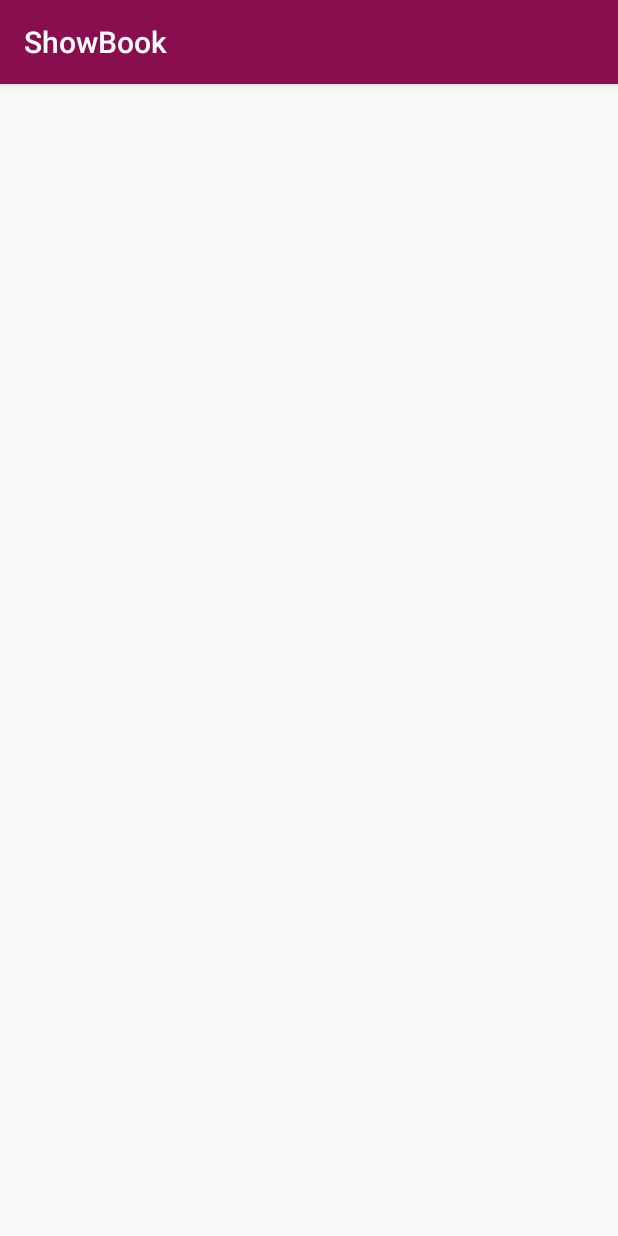
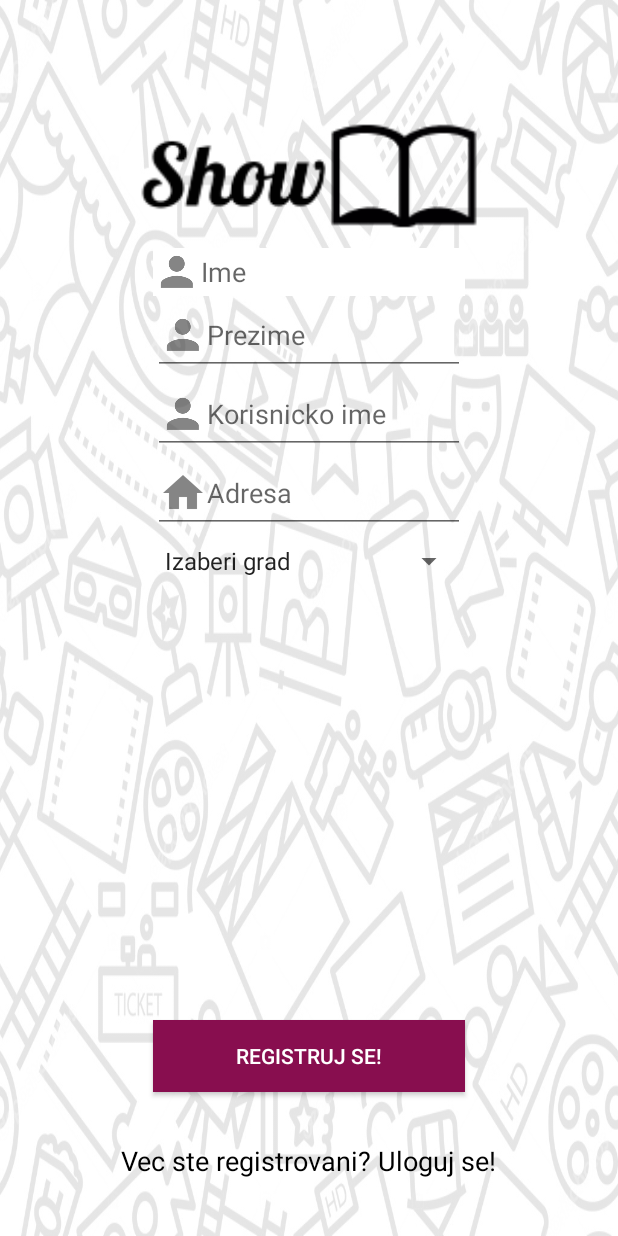
Before and after one commit to tamaramrksic/PMA, an Android app: the RegisterActivity screen opened directly, with no data from a screen before it, on a phone screen of 412 x 824 dp. Run offline under Robolectric (Android 15) with nearby library versions, the phone set to English and light mode, and no system bars.

Commit message:
Implemented GUI for user registration. #2

```diff
--- a/app/src/main/AndroidManifest.xml
+++ b/app/src/main/AndroidManifest.xml
@@ -12,14 +12,15 @@
         <activity android:name=".MainActivity"></activity>
         <activity
             android:name=".LoginActivity"
-            android:theme="@style/LoginTheme">
+            android:theme="@style/ThemeWithoutToolBar">
             <intent-filter>
                 <action android:name="android.intent.action.MAIN" />
-
                 <category android:name="android.intent.category.LAUNCHER" />
             </intent-filter>
         </activity>
-        <activity android:name=".RegisterActivity"></activity>
+        <activity android:name=".RegisterActivity"
+            android:theme="@style/ThemeWithoutToolBar">
+        </activity>
     </application>
 
 </manifest>
--- a/app/src/main/java/com/example/ftn/showbook/RegisterActivity.java
+++ b/app/src/main/java/com/example/ftn/showbook/RegisterActivity.java
@@ -1,7 +1,10 @@
 package com.example.ftn.showbook;
 
+import android.content.Intent;
 import android.support.v7.app.AppCompatActivity;
 import android.os.Bundle;
+import android.view.View;
+import android.widget.TextView;
 
 public class RegisterActivity extends AppCompatActivity {
 
@@ -9,5 +12,15 @@ public class RegisterActivity extends AppCompatActivity {
     protected void onCreate(Bundle savedInstanceState) {
         super.onCreate(savedInstanceState);
         setContentView(R.layout.activity_register);
+
+        TextView clickableTextLink = (TextView)findViewById(R.id.login);
+        clickableTextLink.setOnClickListener(new View.OnClickListener() {
+
+            @Override
+            public void onClick(View v) {
+                Intent intent = new Intent(getApplicationContext(), LoginActivity.class);
+                startActivity(intent);
+            }
+        });
     }
 }
--- a/app/src/main/res/layout/activity_register.xml
+++ b/app/src/main/res/layout/activity_register.xml
@@ -1,9 +1,106 @@
 <?xml version="1.0" encoding="utf-8"?>
-<android.support.constraint.ConstraintLayout xmlns:android="http://schemas.android.com/apk/res/android"
+<RelativeLayout
+    xmlns:android="http://schemas.android.com/apk/res/android"
+    xmlns:tools="http://schemas.android.com/tools"
     xmlns:app="http://schemas.android.com/apk/res-auto"
-    xmlns:tools="http://schemas.android.com/tools"
     android:layout_width="match_parent"
     android:layout_height="match_parent"
-    tools:context=".RegisterActivity">
+    tools:context=".RegisterActivity"
+    android:background ="@drawable/cinema10"
+    >
 
-</android.support.constraint.ConstraintLayout>
+
+    <ImageView
+        android:id="@+id/imageView"
+        android:layout_width="match_parent"
+        android:layout_height="136dp"
+        android:layout_alignParentStart="true"
+        android:layout_alignParentTop="true"
+        android:layout_marginTop="49dp"
+        app:srcCompat="@drawable/logo" />
+
+    <EditText
+        android:id="@+id/first_name"
+        android:layout_width="208dp"
+        android:layout_height="wrap_content"
+        android:layout_alignParentTop="true"
+        android:layout_centerHorizontal="true"
+        android:layout_marginTop="165dp"
+        android:drawableLeft="@drawable/ic_action_username"
+        android:ems="10"
+        android:hint="@string/first_name"
+        android:inputType="textPersonName"
+        android:background="@color/colorText"
+        android:textSize="18sp" />
+
+
+    <EditText
+        android:id="@+id/username"
+        android:layout_width="208dp"
+        android:layout_height="wrap_content"
+        android:layout_below="@+id/last_name"
+        android:layout_centerHorizontal="true"
+        android:drawableLeft="@drawable/ic_action_username"
+        android:ems="10"
+        android:hint="@string/username"
+        android:inputType="textPersonName"
+        android:textSize="18sp" />
+
+    <EditText
+        android:id="@+id/address"
+        android:layout_width="208dp"
+        android:layout_height="wrap_content"
+        android:layout_below="@+id/username"
+        android:layout_centerHorizontal="true"
+        android:drawableLeft="@drawable/ic_action_home"
+        android:ems="10"
+        android:hint="@string/adress"
+        android:inputType="textPersonName"
+        android:textSize="18sp" />
+
+    <Button
+        android:id="@+id/button_registration"
+        android:layout_width="208dp"
+        android:layout_height="wrap_content"
+        android:layout_alignParentBottom="true"
+        android:layout_centerHorizontal="true"
+        android:layout_marginBottom="96dp"
+        android:background="@color/colorPrimary"
+        android:text="@string/registration"
+        android:textColor="@color/colorText" />
+
+
+    <TextView
+        android:id="@+id/login"
+        android:layout_width="wrap_content"
+        android:layout_height="wrap_content"
+        android:layout_alignParentBottom="true"
+        android:layout_centerHorizontal="true"
+        android:layout_marginBottom="38dp"
+        android:clickable="true"
+        android:linksClickable="true"
+        android:text="@string/already_registred"
+        android:textColor="@android:color/black"
+        android:textSize="18sp" />
+
+    <EditText
+        android:id="@+id/last_name"
+        android:layout_width="208dp"
+        android:layout_height="wrap_content"
+        android:layout_below="@+id/first_name"
+        android:layout_centerHorizontal="true"
+        android:drawableLeft="@drawable/ic_action_username"
+        android:ems="10"
+        android:hint="@string/last_name"
+        android:inputType="textPersonName" />
+
+    <Spinner
+        android:id="@+id/city"
+        android:layout_width="208dp"
+        android:layout_height="37dp"
+        android:layout_below="@+id/address"
+        android:layout_centerHorizontal="true"
+        android:entries="@array/cities" />
+
+
+</RelativeLayout>
--- a/app/src/main/res/values/strings.xml
+++ b/app/src/main/res/values/strings.xml
@@ -4,4 +4,17 @@
     <string name="username">Korisnicko ime</string>
     <string name="password">Lozinka</string>
     <string name="login">Uloguj se!</string>
+    <string name="first_name">Ime</string>
+    <string name="last_name">Prezime</string>
+    <string name="adress">Adresa</string>
+    <string name="city">Grad</string>
+    <string name="city_hint">Izaberi grad</string>
+    <string name="already_registred">Vec ste registrovani? Uloguj se!</string>
+
+    <string-array name="cities">
+        <item>Izaberi grad</item>
+        <item>Novi Sad</item>
+        <item>Beograd</item>
+        <item>Subotica</item>
+    </string-array>
 </resources>
--- a/app/src/main/res/values/styles.xml
+++ b/app/src/main/res/values/styles.xml
@@ -6,9 +6,11 @@
         <item name="colorPrimary">@color/colorPrimary</item>
         <item name="colorPrimaryDark">@color/colorPrimaryDark</item>
         <item name="colorAccent">@color/colorAccent</item>
+
     </style>
 
-    <style name="LoginTheme" parent="Theme.AppCompat.Light.NoActionBar">
+    <style name="ThemeWithoutToolBar" parent="Theme.AppCompat.Light.NoActionBar"
+        >
         <!-- Customize your theme here. -->
         <item name="colorPrimary">@color/colorPrimary</item>
         <item name="colorPrimaryDark">@color/colorPrimaryDark</item>
```
Also changed, not shown: app/src/main/res/drawable-hdpi/cinema10.jpg (added), app/src/main/res/drawable-hdpi/ic_action_home.png (added), app/src/main/res/drawable-mdpi/cinema10.jpg (added), app/src/main/res/drawable-mdpi/ic_action_home.png (added), app/src/main/res/drawable-v24/cinema10.jpg (added), app/src/main/res/drawable-xhdpi/cinema10.jpg (added), app/src/main/res/drawable-xhdpi/ic_action_home.png (added), app/src/main/res/drawable-xxhdpi/cinema10.jpg (added), app/src/main/res/drawable-xxhdpi/ic_action_home.png (added), app/src/main/res/drawable/cinema10.jpg (added).
